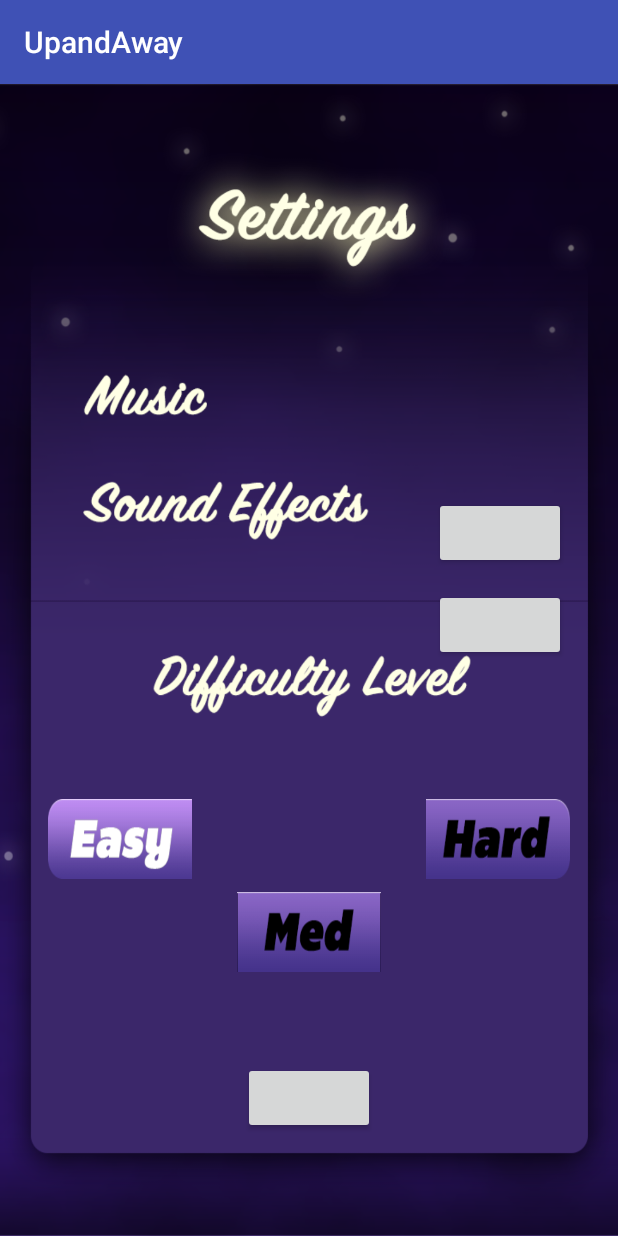
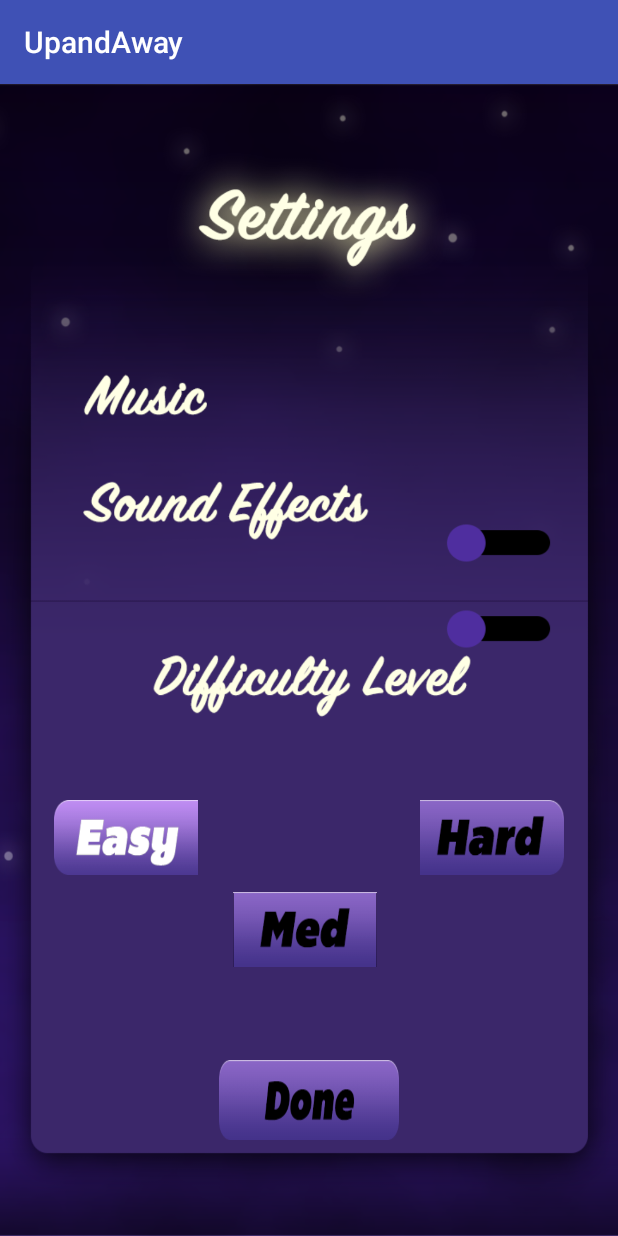
Before and after one commit to andrewr1991/Up-and-Away, an Android app: the screen it shows after launch (SettingsActivity), after a tap on an icon or button, on a phone screen of 412 x 824 dp. Run offline under Robolectric (Android 15) with nearby library versions, the phone set to English and light mode, and no system bars.

Commit message:
Settings menu almost done

```diff
--- a/UpandAway/app/src/main/java/com/andrewvanpeter/upandaway/MainActivity.java
+++ b/UpandAway/app/src/main/java/com/andrewvanpeter/upandaway/MainActivity.java
@@ -38,7 +38,8 @@ public class MainActivity extends AppCompatActivity {
 
         Intent settingsData = getIntent();
         final int difficulty = settingsData.getIntExtra("Difficulty", 0);
-        //final Boolean soundFX = settingsData.getBooleanExtra("soundFX", true);
+        final Boolean soundFXOn = settingsData.getBooleanExtra("soundFX", false);
+        final Boolean musicOn = settingsData.getBooleanExtra("music", false);
 
         //Listener for playButton
         playButton.setOnClickListener(new View.OnClickListener() {
@@ -48,7 +49,8 @@ public class MainActivity extends AppCompatActivity {
 
                 //start GameActivity
                 game.putExtra("Difficulty", difficulty);
-                //game.putExtra("soundFx", soundFX);
+                game.putExtra("soundFX", soundFXOn);
+                game.putExtra("music", musicOn);
                 startActivity(game);
             }
         });
@@ -70,6 +72,8 @@ public class MainActivity extends AppCompatActivity {
 
                 //start SettingsActivity
                 settings.putExtra("Difficulty", difficulty);
+                settings.putExtra("soundFx", soundFXOn);
+                settings.putExtra("music", musicOn);
                 startActivity(settings);
             }
         });
--- a/UpandAway/app/src/main/java/com/andrewvanpeter/upandaway/SettingsActivity.java
+++ b/UpandAway/app/src/main/java/com/andrewvanpeter/upandaway/SettingsActivity.java
@@ -7,8 +7,9 @@ import android.view.View;
 import android.widget.Button;
 
 public class SettingsActivity extends AppCompatActivity {
+    int difficulty;
     Boolean soundFXOn;
-    int difficulty;
+    Boolean musicOn;
 
     @Override
     protected void onCreate(Bundle savedInstanceState) {
@@ -27,24 +28,43 @@ public class SettingsActivity extends AppCompatActivity {
 
         Intent settingsData = getIntent();
         difficulty = settingsData.getIntExtra("Difficulty", 0);
+        soundFXOn = settingsData.getBooleanExtra("soundFX", false);
+        musicOn = settingsData.getBooleanExtra("music", false);
 
         switch(difficulty) {
             case 1:
                 //Set new button background for easy
                 easyButton.setBackgroundResource(R.drawable.settings_easydown);
+                mediumButton.setBackgroundResource(R.drawable.settings_medup);
+                hardButton.setBackgroundResource(R.drawable.settings_hardup);
                 break;
             case 2:
                 //Set new button background for medium
                 mediumButton.setBackgroundResource(R.drawable.settings_meddown);
+                easyButton.setBackgroundResource(R.drawable.settings_easyup);
+                hardButton.setBackgroundResource(R.drawable.settings_hardup);
                 break;
             case 3:
                 //Set new button background for hard
                 hardButton.setBackgroundResource(R.drawable.settings_harddown);
+                easyButton.setBackgroundResource(R.drawable.settings_easyup);
+                mediumButton.setBackgroundResource(R.drawable.settings_medup);
                 break;
             default:
                 break;
         }
 
+        if (musicOn)
+            musicButton.setBackgroundResource(R.drawable.settings_switchon);
+        else
+            musicButton.setBackgroundResource(R.drawable.settings_switchoff);
+
+        if (soundFXOn)
+            soundFXButton.setBackgroundResource(R.drawable.settings_switchon);
+        else
+            soundFXButton.setBackgroundResource(R.drawable.settings_switchoff);
+
+        //Easy button code
         easyButton.setOnClickListener(new View.OnClickListener() {
             public void onClick(View v) {
                 //Set difficulty to easy
@@ -58,6 +78,7 @@ public class SettingsActivity extends AppCompatActivity {
             }
         });
 
+        //Medium button code
         mediumButton.setOnClickListener(new View.OnClickListener() {
             public void onClick(View v) {
                 //Set difficulty to medium
@@ -72,6 +93,7 @@ public class SettingsActivity extends AppCompatActivity {
             }
         });
 
+        //Hard button code
         hardButton.setOnClickListener(new View.OnClickListener() {
             public void onClick(View v) {
                 //Set difficulty to hard
@@ -86,11 +108,41 @@ public class SettingsActivity extends AppCompatActivity {
             }
         });
 
+        //Music button code
+        musicButton.setOnClickListener(new View.OnClickListener() {
+            public void onClick(View v) {
+                if (musicOn) {
+                    musicOn = false;
+                    musicButton.setBackgroundResource(R.drawable.settings_switchoff);
+                }
+                else if (!musicOn) {
+                    musicOn = true;
+                    musicButton.setBackgroundResource(R.drawable.settings_switchon);
+                }
+            }
+        });
+
+        //SoundFX button code
+        soundFXButton.setOnClickListener(new View.OnClickListener() {
+            public void onClick(View v) {
+                if (soundFXOn) {
+                    soundFXOn = false;
+                    soundFXButton.setBackgroundResource(R.drawable.settings_switchoff);
+                }
+                else if (!soundFXOn) {
+                    soundFXOn = true;
+                    soundFXButton.setBackgroundResource(R.drawable.settings_switchon);
+                }
+            }
+        });
+
         //Back to main menu
         backButton.setOnClickListener(new View.OnClickListener() {
             public void onClick(View v) {
+                backButton.setBackgroundResource(R.drawable.settings_donedown);
                 backToMain.putExtra("Difficulty", difficulty);
                 backToMain.putExtra("soundFX", soundFXOn);
+                backToMain.putExtra("music", musicOn);
                 startActivity(backToMain);
             }
         });
--- a/UpandAway/app/src/main/res/layout/activity_settings.xml
+++ b/UpandAway/app/src/main/res/layout/activity_settings.xml
@@ -9,11 +9,12 @@
 
     <Button
         android:id="@+id/soundFXButton"
-        android:layout_width="wrap_content"
-        android:layout_height="wrap_content"
+        android:layout_width="89dp"
+        android:layout_height="44dp"
         android:layout_marginBottom="92dp"
         android:layout_marginEnd="8dp"
         android:layout_marginStart="8dp"
+        android:background="@drawable/settings_switchon"
         app:layout_constraintBottom_toTopOf="@+id/hardButton"
         app:layout_constraintEnd_toEndOf="parent"
         app:layout_constraintHorizontal_bias="0.914"
@@ -21,12 +22,13 @@
 
     <Button
         android:id="@+id/musicButton"
-        android:layout_width="wrap_content"
-        android:layout_height="wrap_content"
+        android:layout_width="89dp"
+        android:layout_height="44dp"
         android:layout_marginBottom="8dp"
         android:layout_marginEnd="8dp"
         android:layout_marginStart="8dp"
         android:layout_marginTop="8dp"
+        android:background="@drawable/settings_switchon"
         app:layout_constraintBottom_toTopOf="@+id/soundFXButton"
         app:layout_constraintEnd_toEndOf="parent"
         app:layout_constraintHorizontal_bias="0.914"
@@ -36,11 +38,12 @@
 
     <Button
         android:id="@+id/backButton"
-        android:layout_width="wrap_content"
-        android:layout_height="wrap_content"
-        android:layout_marginBottom="68dp"
+        android:layout_width="120dp"
+        android:layout_height="53dp"
+        android:layout_marginBottom="64dp"
         android:layout_marginEnd="8dp"
         android:layout_marginStart="8dp"
+        android:background="@drawable/settings_doneup"
         app:layout_constraintBottom_toBottomOf="parent"
         app:layout_constraintEnd_toEndOf="parent"
         app:layout_constraintStart_toStartOf="parent" />
@@ -48,20 +51,20 @@
     <Button
         android:id="@+id/hardButton"
         android:layout_width="96dp"
-        android:layout_height="53dp"
+        android:layout_height="50dp"
         android:layout_marginBottom="8dp"
-        android:layout_marginEnd="32dp"
+        android:layout_marginEnd="36dp"
         android:layout_marginTop="8dp"
         android:background="@drawable/settings_hardup"
         app:layout_constraintBottom_toBottomOf="parent"
         app:layout_constraintEnd_toEndOf="parent"
         app:layout_constraintTop_toTopOf="parent"
-        app:layout_constraintVertical_bias="0.671" />
+        app:layout_constraintVertical_bias="0.669" />
 
     <Button
         android:id="@+id/mediumButton"
         android:layout_width="96dp"
-        android:layout_height="53dp"
+        android:layout_height="50dp"
         android:layout_marginBottom="8dp"
         android:layout_marginEnd="8dp"
         android:layout_marginStart="8dp"
@@ -69,20 +72,21 @@
         android:background="@drawable/settings_medup"
         app:layout_constraintBottom_toTopOf="@+id/backButton"
         app:layout_constraintEnd_toStartOf="@+id/hardButton"
+        app:layout_constraintHorizontal_bias="0.428"
         app:layout_constraintStart_toEndOf="@+id/easyButton"
         app:layout_constraintTop_toTopOf="parent"
-        app:layout_constraintVertical_bias="0.911" />
+        app:layout_constraintVertical_bias="0.908" />
 
     <Button
         android:id="@+id/easyButton"
         android:layout_width="96dp"
-        android:layout_height="53dp"
+        android:layout_height="50dp"
         android:layout_marginBottom="8dp"
-        android:layout_marginStart="32dp"
+        android:layout_marginStart="36dp"
         android:layout_marginTop="8dp"
         android:background="@drawable/settings_easydown"
         app:layout_constraintBottom_toBottomOf="parent"
         app:layout_constraintStart_toStartOf="parent"
         app:layout_constraintTop_toTopOf="parent"
-        app:layout_constraintVertical_bias="0.671" />
+        app:layout_constraintVertical_bias="0.669" />
 </android.support.constraint.ConstraintLayout>
```
Also changed, not shown: UpandAway/app/src/main/java/com/andrewvanpeter/upandaway/GameActivity.java (+5 -3 lines).
